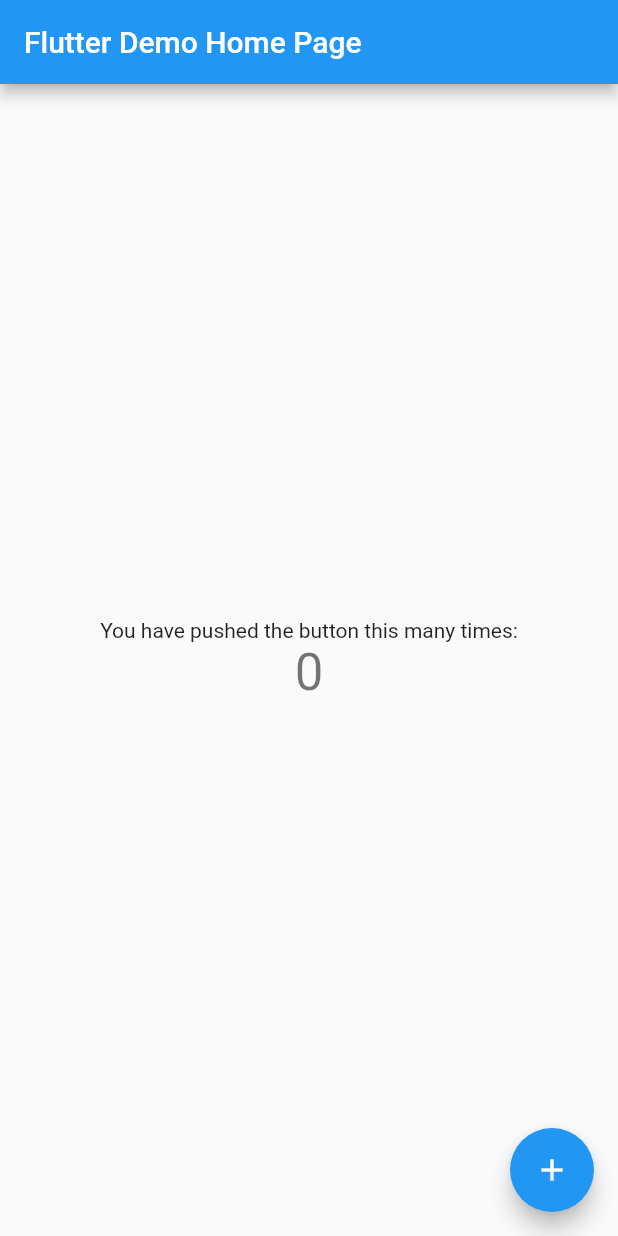
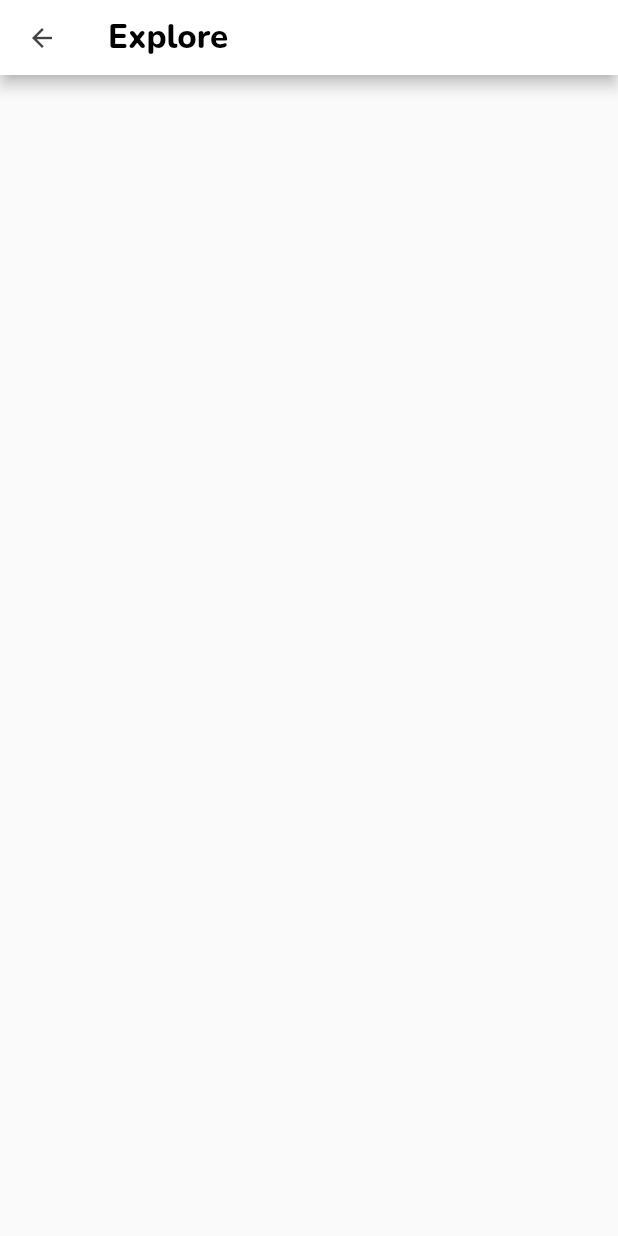
Before and after one commit to ZeinebHouman/flutter_application_hotel, a Flutter app: the screen it shows after launch, on a phone screen of 412 x 824 dp. Run offline on Flutter 3.47's test engine with Material 2 defaults, Android fonts, the phone set to English and light mode, and no system bars; our stand-ins replace google_fonts.

Commit message:
define homeWidget
define homeWidget

```diff
--- a/lib/main.dart
+++ b/lib/main.dart
@@ -1,113 +1,56 @@
 import 'package:flutter/material.dart';
-
+import 'package:google_fonts/google_fonts.dart';
+const d_green=Color(0xFF54D3C2);
 void main() {
   runApp(MyApp());
 }
 
-class MyApp extends StatelessWidget {
-  // This widget is the root of your application.
+class MyApp extends StatelessWidget{
+
   @override
-  Widget build(BuildContext context) {
+  Widget build(BuildContext context){
     return MaterialApp(
-      title: 'Flutter Demo',
-      theme: ThemeData(
-        // This is the theme of your application.
-        //
-        // Try running your application with "flutter run". You'll see the
-        // application has a blue toolbar. Then, without quitting the app, try
-        // changing the primarySwatch below to Colors.green and then invoke
-        // "hot reload" (press "r" in the console where you ran "flutter run",
-        // or simply save your changes to "hot reload" in a Flutter IDE).
-        // Notice that the counter didn't reset back to zero; the application
-        // is not restarted.
-        primarySwatch: Colors.blue,
-      ),
-      home: MyHomePage(title: 'Flutter Demo Home Page'),
+      debugShowCheckedModeBanner: false,
+      title: 'Hotel Booking',
+      home : HomePage(),
+
     );
   }
 }
+class HomePage extends StatelessWidget{
+  @override
+  Widget build(BuildContext context)
+  {
+    return Scaffold(
+      appBar: MyAppBar(),
+      body: Container(
+      )
 
-class MyHomePage extends StatefulWidget {
-  MyHomePage({Key? key, required this.title}) : super(key: key);
-
-  // This widget is the home page of your application. It is stateful, meaning
-  // that it has a State object (defined below) that contains fields that affect
-  // how it looks.
-
-  // This class is the configuration for the state. It holds the values (in this
-  // case the title) provided by the parent (in this case the App widget) and
-  // used by the build method of the State. Fields in a Widget subclass are
-  // always marked "final".
-
-  final String title;
-
-  @override
-  _MyHomePageState createState() => _MyHomePageState();
-}
-
-class _MyHomePageState extends State<MyHomePage> {
-  int _counter = 0;
-
-  void _incrementCounter() {
-    setState(() {
-      // This call to setState tells the Flutter framework that something has
-      // changed in this State, which causes it to rerun the build method below
-      // so that the display can reflect the updated values. If we changed
-      // _counter without calling setState(), then the build method would not be
-      // called again, and so nothing would appear to happen.
-      _counter++;
-    });
-  }
-
-  @override
-  Widget build(BuildContext context) {
-    // This method is rerun every time setState is called, for instance as done
-    // by the _incrementCounter method above.
-    //
-    // The Flutter framework has been optimized to make rerunning build methods
-    // fast, so that you can just rebuild anything that needs updating rather
-    // than having to individually change instances of widgets.
-    return Scaffold(
-      appBar: AppBar(
-        // Here we take the value from the MyHomePage object that was created by
-        // the App.build method, and use it to set our appbar title.
-        title: Text(widget.title),
-      ),
-      body: Center(
-        // Center is a layout widget. It takes a single child and positions it
-        // in the middle of the parent.
-        child: Column(
-          // Column is also a layout widget. It takes a list of children and
-          // arranges them vertically. By default, it sizes itself to fit its
-          // children horizontally, and tries to be as tall as its parent.
-          //
-          // Invoke "debug painting" (press "p" in the console, choose the
-          // "Toggle Debug Paint" action from the Flutter Inspector in Android
-          // Studio, or the "Toggle Debug Paint" command in Visual Studio Code)
-          // to see the wireframe for each widget.
-          //
-          // Column has various properties to control how it sizes itself and
-          // how it positions its children. Here we use mainAxisAlignment to
-          // center the children vertically; the main axis here is the vertical
-          // axis because Columns are vertical (the cross axis would be
-          // horizontal).
-          mainAxisAlignment: MainAxisAlignment.center,
-          children: <Widget>[
-            Text(
-              'You have pushed the button this many times:',
-            ),
-            Text(
-              '$_counter',
-              style: Theme.of(context).textTheme.headline4,
-            ),
-          ],
-        ),
-      ),
-      floatingActionButton: FloatingActionButton(
-        onPressed: _incrementCounter,
-        tooltip: 'Increment',
-        child: Icon(Icons.add),
-      ), // This trailing comma makes auto-formatting nicer for build methods.
     );
   }
 }
+class MyAppBar extends StatelessWidget implements PreferredSizeWidget{
+
+  Size get preferredSize => new Size.fromHeight(50);
+  @override
+  Widget build(BuildContext conetext)
+  {
+    return AppBar(
+      leading: IconButton(
+      icon: Icon(Icons.arrow_back,
+                  color: Colors.grey[800],
+                  size: 20 ),
+      onPressed: null),
+
+      title: Text("Explore", style: GoogleFonts.nunito(
+        color: Colors.black,
+        fontSize:  22,
+        fontWeight: FontWeight.w800
+      )),
+      backgroundColor: Colors.white,
+    );
+  }
+
+
+
+}
```
Also changed, not shown: pubspec.yaml (+6 -3 lines), pubspec.lock.
